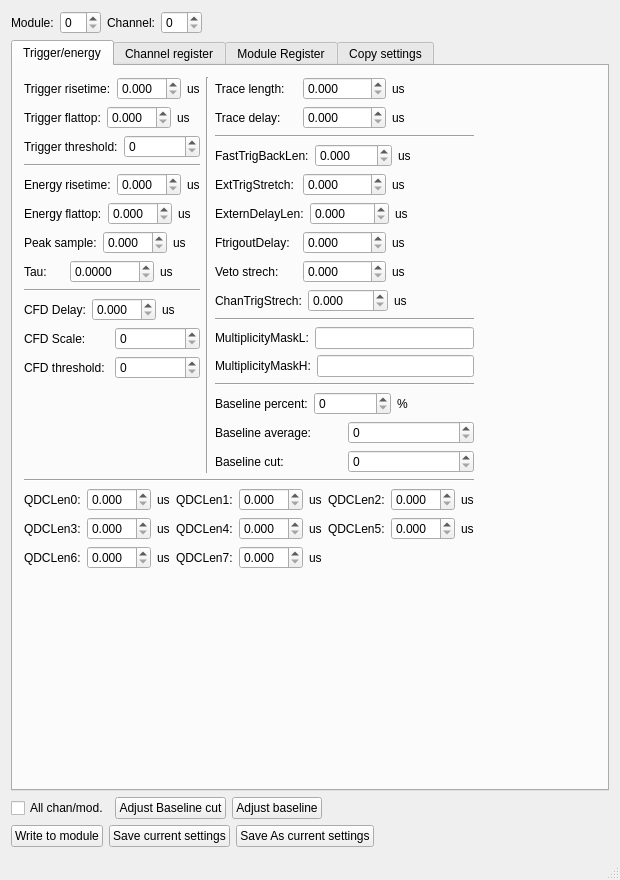
Before: the Qt Designer form sirius/src/XIAengineControl/mainwindow.ui in oslocyclotronlab/OCLDAQ, drawn with Qt 5.
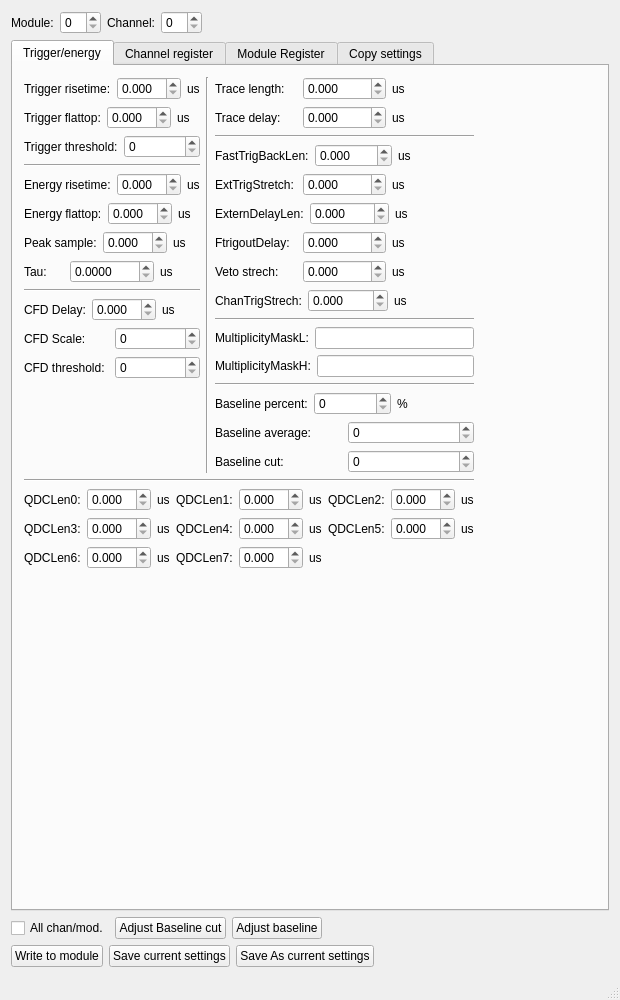
After: the same form once the commit is applied.

```diff
--- a/sirius/src/XIAengineControl/mainwindow.ui
+++ b/sirius/src/XIAengineControl/mainwindow.ui
@@ -7,7 +7,7 @@
     <x>0</x>
     <y>0</y>
     <width>620</width>
-    <height>880</height>
+    <height>1000</height>
    </rect>
   </property>
   <property name="sizePolicy">
@@ -19,7 +19,7 @@
   <property name="maximumSize">
    <size>
     <width>620</width>
-    <height>880</height>
+    <height>1000</height>
    </size>
   </property>
   <property name="windowTitle">
```
